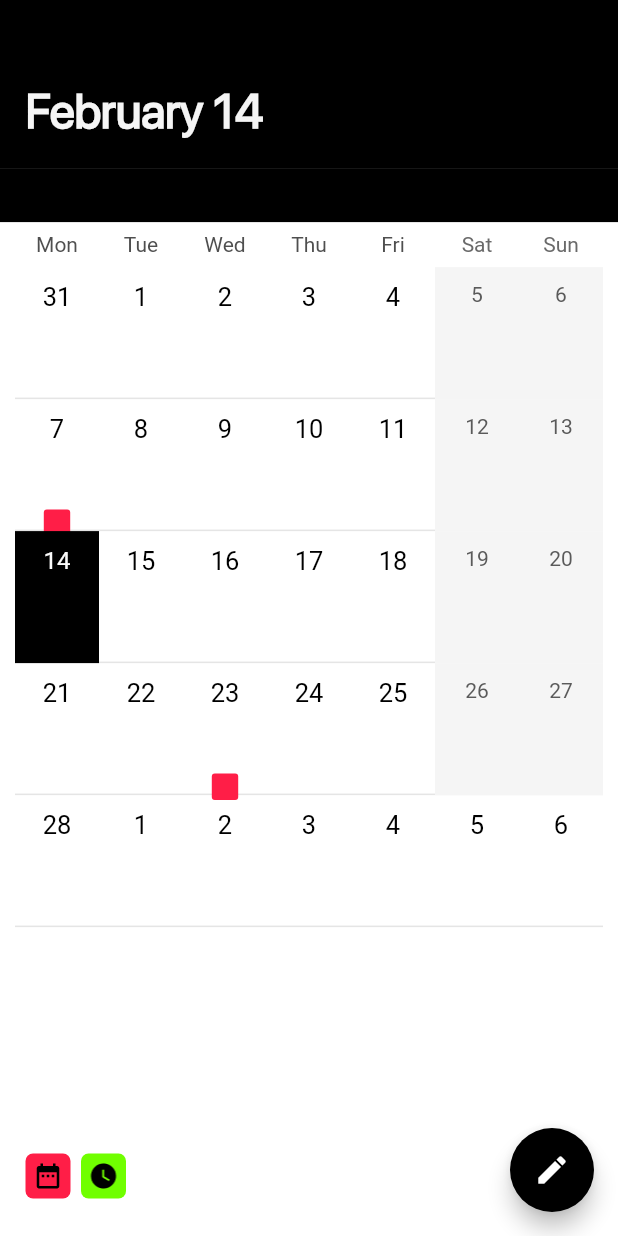
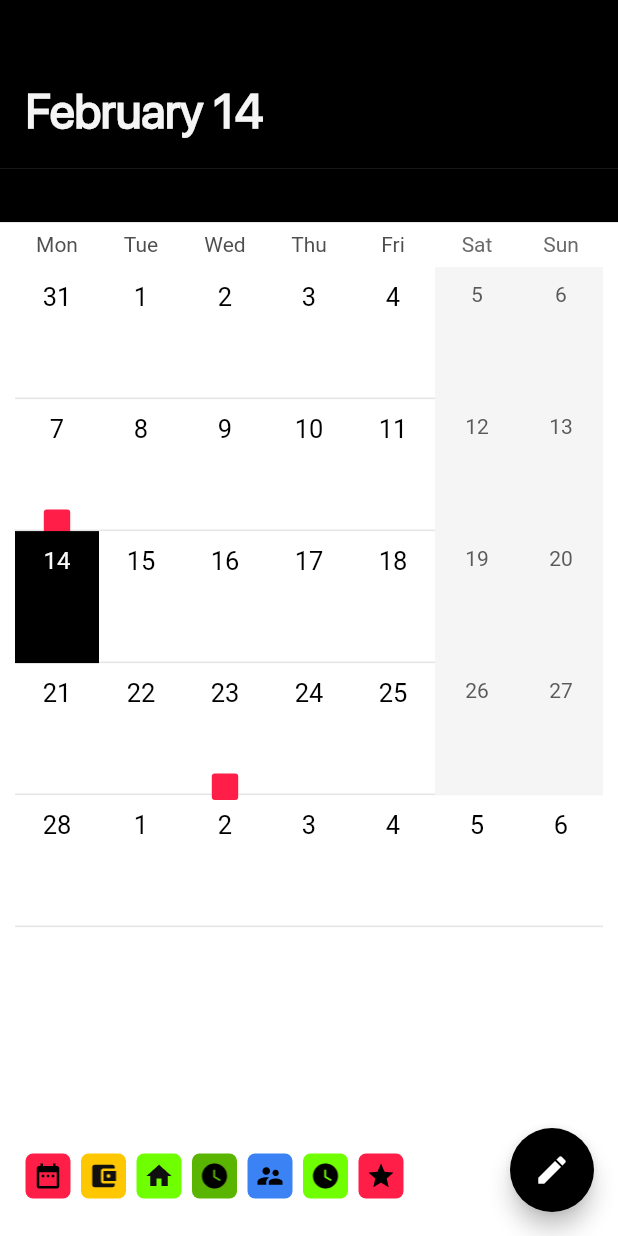
Before and after one commit to GhostuSs/shift_calendar, a Flutter app: the CalendarScreen screen opened by its route, on a phone screen of 412 x 824 dp. Run offline on Flutter 3.47's test engine with Material 2 defaults, Android fonts, the phone set to English and light mode, and no system bars; drawn by our look-alikes of table_calendar; our stand-ins replace shared_preferences; accounts and stored records are empty.

Commit message:
'added day templates description'

```diff
--- a/lib/data/templates_data.dart
+++ b/lib/data/templates_data.dart
@@ -13,6 +13,38 @@ class Templates {
         color: ProjectColors.coralRed,
         iconIndex: 6),
     TemplateData(
+        date: DateTime(2022, 2, 23, 00, 00),
+        startTime: const Duration(hours: 16, minutes: 30),
+        endTime: const Duration(hours: 20, minutes: 30),
+        name: 'KLM',
+        note: 'Flight',
+        color: ProjectColors.amber,
+        iconIndex: 4),
+    TemplateData(
+        date: DateTime(2022, 2, 23, 00, 00),
+        startTime: const Duration(hours: 17, minutes: 30),
+        endTime: const Duration(hours: 21, minutes: 30),
+        name: 'Build',
+        note: 'App',
+        color: ProjectColors.lightGreen,
+        iconIndex: 2),
+    TemplateData(
+        date: DateTime(2022, 2, 23, 00, 00),
+        startTime: const Duration(hours: 17, minutes: 30),
+        endTime: const Duration(hours: 21, minutes: 30),
+        name: 'Training',
+        note: 'Cardio training',
+        color: ProjectColors.darkGreen,
+        iconIndex: 8),
+    TemplateData(
+        date: DateTime(2022, 2, 23, 00, 00),
+        startTime: const Duration(hours: 17, minutes: 30),
+        endTime: const Duration(hours: 21, minutes: 30),
+        name: 'Train',
+        note: 'nope',
+        color: ProjectColors.lightBlue,
+        iconIndex: 9),
+    TemplateData(
         date: DateTime(2022, 2, 7, 00, 00),
         startTime: const Duration(hours: 10, minutes: 00),
         endTime: const Duration(hours: 20, minutes: 10),
@@ -20,5 +52,15 @@ class Templates {
         note: 'In Sochi',
         color: ProjectColors.lightGreen,
         iconIndex: 8),
+    TemplateData(
+        date: DateTime(2022, 3, 8, 00, 00),
+        startTime: const Duration(hours: 00, minutes: 30),
+        endTime: const Duration(hours: 11, minutes: 0),
+        name: '8 March',
+        note: 'Send flowers',
+        allDay: true,
+        notifications: true,
+        color: ProjectColors.coralRed,
+        iconIndex: 7),
   ];
 }
--- a/lib/ui/res/typography/app_typography.dart
+++ b/lib/ui/res/typography/app_typography.dart
@@ -50,4 +50,10 @@ abstract class AppTypography {
     color: ProjectColors.lightGray,
     fontWeight: FontWeight.w700,
   );
+  static const TextStyle normal14White = TextStyle(
+    fontFamily: _fontFamily,
+    fontSize: 14,
+    color: ProjectColors.lightGray,
+    fontWeight: FontWeight.w400,
+  );
 }
--- a/lib/ui/res/uikit/appbars/raw_appbar.dart
+++ b/lib/ui/res/uikit/appbars/raw_appbar.dart
@@ -1,13 +1,20 @@
 import 'package:flutter/material.dart';
+import 'package:provider/provider.dart';
 import 'package:shift_calendar/ui/res/typography/app_typography.dart';
+import 'package:shift_calendar/ui/res/uikit/icon/raw_icon.dart';
 
+import '../../../../data/templates_data.dart';
 import '../../colors/colors.dart';
+
+enum Type { usual, calendar }
 
 class RawAppBar extends StatelessWidget implements PreferredSizeWidget {
   final String title;
   final bool? addBtn;
   final bool? backBtn;
   final double height;
+  final DateTime? selectedDay;
+  final Type? appBarType;
   final void Function()? onPressed;
 
   const RawAppBar(
@@ -16,7 +23,9 @@ class RawAppBar extends StatelessWidget implements PreferredSizeWidget {
       this.addBtn,
       this.backBtn,
       required this.height,
-      this.onPressed})
+      this.onPressed,
+      this.appBarType,
+      this.selectedDay})
       : super(key: key);
 
   @override
@@ -51,6 +60,12 @@ class RawAppBar extends StatelessWidget implements PreferredSizeWidget {
                     ),
                   ),
                   const Spacer(),
+                  appBarType == Type.calendar
+                      ? Row(
+                          mainAxisSize: MainAxisSize.min,
+                          children: distributor(context),
+                        )
+                      : Container(),
                   addBtn == true
                       ? Padding(
                           padding: const EdgeInsets.only(right: 16),
@@ -70,6 +85,43 @@ class RawAppBar extends StatelessWidget implements PreferredSizeWidget {
     );
   }
 
+  List<Widget> distributor(BuildContext context) {
+    final Templates prov = context.read<Templates>();
+    List<Widget> data = [];
+
+    for (int i = 0; i < prov.templates!.length; i++) {
+      if (prov.templates![i].date?.day == selectedDay?.day &&
+          prov.templates![i].date?.month == selectedDay?.month) {
+        if (data.length < 4) {
+          data.add(Padding(
+            padding: const EdgeInsets.only(right: 5),
+            child: RawIcon(
+                size: 30, data: context.read<Templates>().templates![i]),
+          ));
+        } else {
+          data.add(Padding(
+              padding: const EdgeInsets.only(right: 5),
+              child: Container(
+                width: 32,
+                height: 32,
+                child: Center(
+                  child: Padding(
+                      padding: const EdgeInsets.all(5),
+                      child: Text(
+                        '+${prov.templates!.where((element) => element.date?.day == selectedDay?.day && element.date?.month == selectedDay?.month).length - 4}',
+                        style: AppTypography.normal14White,
+                      )),
+                ),
+                decoration: BoxDecoration(
+                    borderRadius: BorderRadius.circular(5),
+                    color: ProjectColors.darkGray),
+              )));
+        }
+      }
+    }
+    return data;
+  }
+
   @override
   Size get preferredSize => Size.fromHeight(height * 0.136);
 }
--- a/lib/ui/screens/calendar/ui/calendar_screen.dart
+++ b/lib/ui/screens/calendar/ui/calendar_screen.dart
@@ -18,7 +18,6 @@ class CalendarScreen extends StatefulWidget {
   }
 }
 
-//TODO: Доделать
 class _CalendarScreenState extends State<CalendarScreen> {
   DateTime selectedDay = DateTime.now();
 
@@ -43,6 +42,8 @@ class _CalendarScreenState extends State<CalendarScreen> {
       appBar: RawAppBar(
         height: MediaQuery.of(context).size.height,
         title: formatDate(),
+        selectedDay: selectedDay,
+        appBarType: Type.calendar,
       ),
       backgroundColor: ProjectColors.white,
       body: Column(
@@ -146,7 +147,6 @@ class _CalendarScreenState extends State<CalendarScreen> {
                     dates.add(prov.templates![i].date!);
                   }
                 }
-                print(dates);
                 return dates;
               },
             ),
--- a/lib/ui/screens/calendar/ui/description_of_day_screen.dart
+++ b/lib/ui/screens/calendar/ui/description_of_day_screen.dart
@@ -77,7 +77,6 @@ class _DayTemplatesState extends State<DayTemplates> {
               ),
               Spacer(),
               Container(
-                height: 80,
                 padding:
                     const EdgeInsets.symmetric(vertical: 10, horizontal: 10),
                 child: Row(
```
Lines whose indentation alone changed are shown as unchanged.
